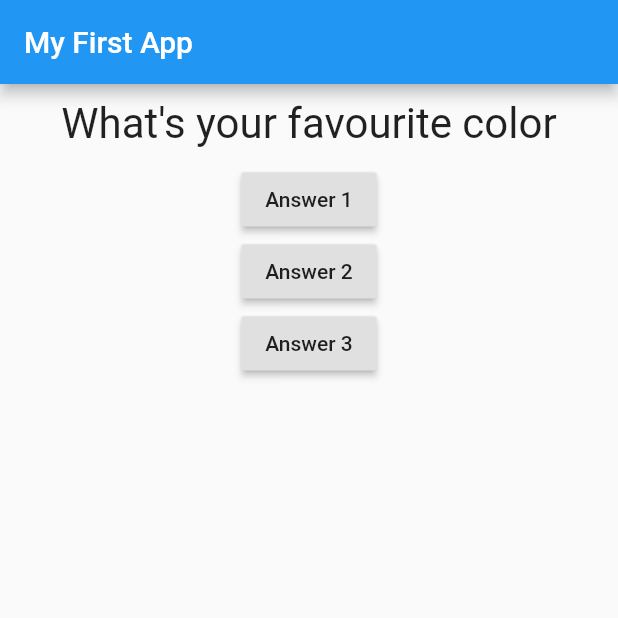
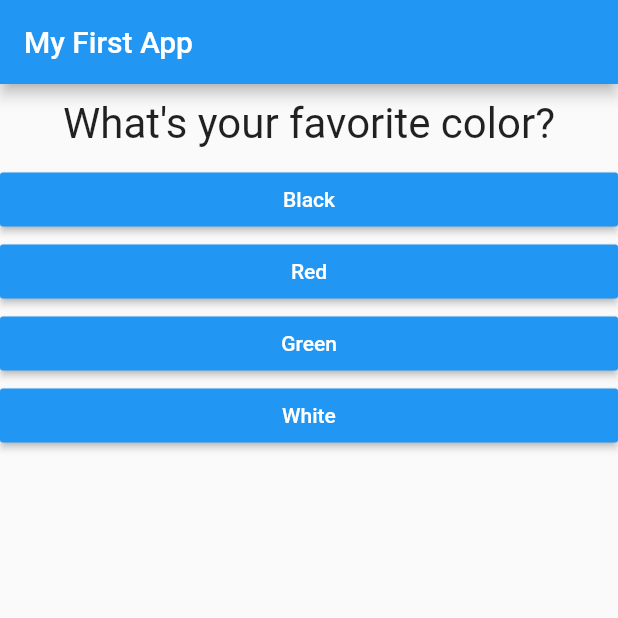
Before and after one commit to encrypted-user/quiz_app, a Flutter app: the screen it shows after launch, on a phone screen of 412 x 824 dp, the top half of it. Run offline on Flutter 3.47's test engine with Material 2 defaults, Android fonts, the light colour scheme and no system bars.

Commit message:
Made  a Answer Widget Separately

```diff
--- /dev/null
+++ b/lib/answer.dart
@@ -0,0 +1,19 @@
+import 'package:flutter/material.dart';
+
+class Answer extends StatelessWidget {
+  final Function selectHandler;
+  final String answerText;
+  Answer(this.answerText, this.selectHandler);
+  @override
+  Widget build(BuildContext context) {
+    return Container(
+      width: double.infinity,
+      child: RaisedButton(
+        textColor: Colors.white,
+        color: Colors.blue,
+        child: Text(answerText),
+        onPressed: selectHandler,
+      ),
+    );
+  }
+}
--- a/lib/main.dart
+++ b/lib/main.dart
@@ -1,6 +1,7 @@
 import 'package:flutter/material.dart';
 
 import 'package:quiz_app/question.dart';
+import './answer.dart';
 
 void main() => runApp(MyApp());
 
@@ -21,7 +22,20 @@
 
   @override
   Widget build(BuildContext context) {
-    var questions = ['What\'s your favourite color'];
+    var questions = [
+      {
+        'questionText': 'What\'s your favorite color?',
+        'answers': ['Black', 'Red', 'Green', 'White']
+      },
+      {
+        'questionText': 'What\'s your favorite animal?',
+        'answers': ['Rabbit', 'Snake', 'Elephant', 'Lion']
+      },
+      {
+        'questionText': 'What\'s your favorite player?',
+        'answers': ['MSD', 'MSD', 'MSD', 'MSD']
+      }
+    ];
     return MaterialApp(
       home: Scaffold(
         appBar: AppBar(
@@ -30,20 +44,13 @@
         body: Column(
           children: [
             Question(
-              questions[_questionIndex],
+              questions[_questionIndex]['questionText'],
             ),
-            RaisedButton(
-              child: Text('Answer 1'),
-              onPressed: _answerQuestion,
-            ),
-            RaisedButton(
-              child: Text('Answer 2'),
-              onPressed: _answerQuestion,
-            ),
-            RaisedButton(
-              child: Text('Answer 3'),
-              onPressed: _answerQuestion,
-            ),
+            ...(questions[_questionIndex]['answers'] as List<String>)
+                .map(
+                  (answer) => Answer(answer, _answerQuestion),
+                )
+                .toList()
           ],
         ),
       ),
```
